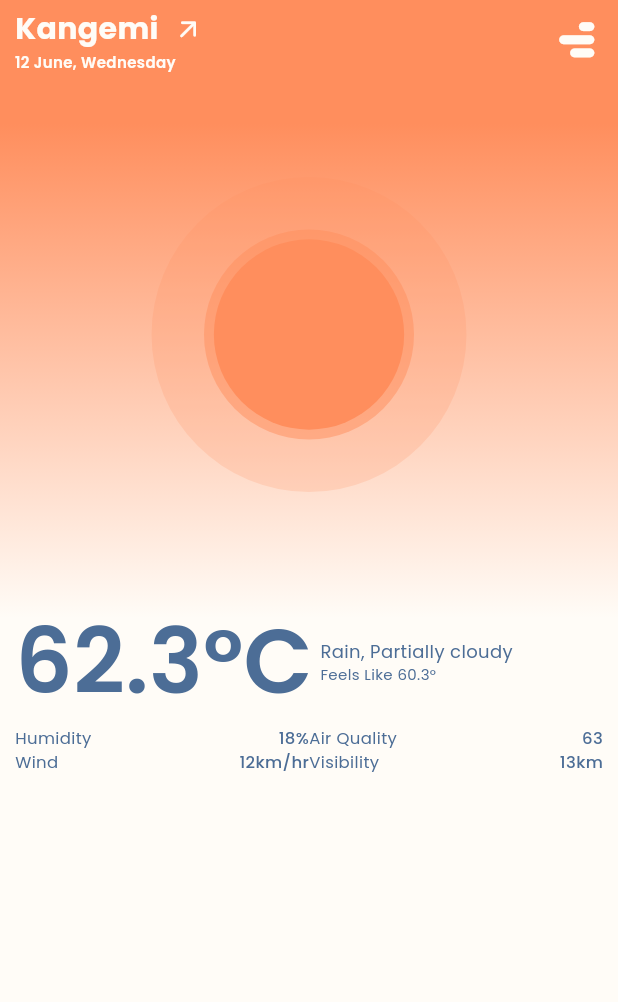
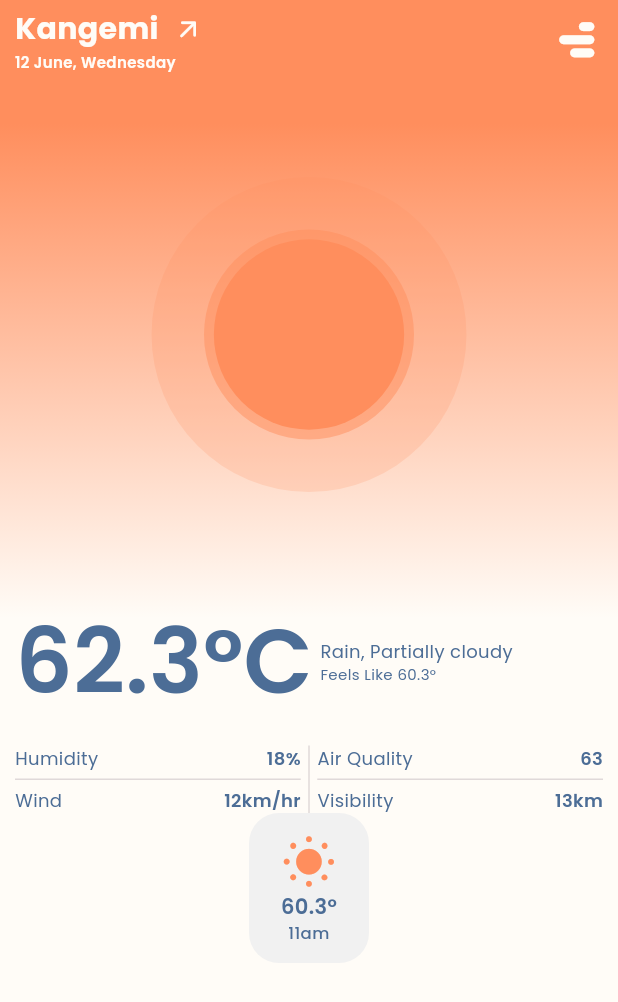
Before and after one commit to captainEdins/njeve, a Flutter app: the HomePage screen opened directly, on a phone screen of 412 x 824 dp. Shown: the top 1002 px of the screen. Run offline on Flutter 3.47's test engine with Material 3 defaults, Android fonts, the light colour scheme and no system bars; our stand-ins replace geolocator, lottie, permission_handler, shared_preferences, smooth_page_indicator; accounts and stored records are empty.

Commit message:
made some adjustment

```diff
--- a/lib/pages/homePage.dart
+++ b/lib/pages/homePage.dart
@@ -37,7 +37,9 @@ class _HomePageState extends State<HomePage> {
                   children: [
                     iconLottie(),
                     feelsLikeTemp(),
-                    otherReads()
+                    const SizedBox(height: 13,),
+                    otherReads(),
+                    listHourReadings()
                   ],
                 ),
               ),
@@ -166,15 +168,15 @@ class _HomePageState extends State<HomePage> {
           style: const TextStyle(
               fontWeight: FontWeight.w400,
               color: ColorList.textColor,
-              fontSize: 11),
+              fontSize: 12),
         ),
         Text(
           value,
           textAlign: TextAlign.center,
           style: const TextStyle(
-              fontWeight: FontWeight.w500,
+              fontWeight: FontWeight.w600,
               color: ColorList.textColor,
-              fontSize: 11),
+              fontSize: 12),
         )
       ],
     );
@@ -183,24 +185,91 @@ class _HomePageState extends State<HomePage> {
   Widget otherReads(){
     return Padding(
       padding: const EdgeInsets.only(left: 10,right: 10),
+      child: IntrinsicHeight(
         child: Row(
           children: [
             Expanded(
+              child: IntrinsicWidth(
                 child: Column(
                   children: [
                     textItems(key: 'Humidity', value: '18%'),
+                    const SizedBox(height: 5,),
+                    Container(height: 1, color: ColorList.cardTestColor),
+                    const SizedBox(height: 5,),
                     textItems(key: 'Wind', value: '12km/hr'),
                   ],
                 ),
               ),
-
+            ),
+            const SizedBox(width: 5,),
+            Container(width: 1, color: ColorList.cardTestColor),
+            const SizedBox(width: 5,),
             Expanded(
+              child: IntrinsicWidth(
                 child: Column(
                   children: [
                     textItems(key: 'Air Quality', value: '63'),
+                    const SizedBox(height: 5,),
+                    Container(height: 1, color: ColorList.cardTestColor),
+                    const SizedBox(height: 5,),
                     textItems(key: 'Visibility', value: '13km'),
                   ],
                 ),
+              ),
+            ),
+          ],
+        ),
+      ),
+    );
+  }
+
+
+  //sun_min_fill -- sun
+  //cloud_sun_fill -- sun and clouds
+  //cloud_sun_rain_fill -- sun and rain
+  //cloud_moon_rain_fill -- moon and rain
+  //cloud_moon_fill -- moon and clouds
+  //cloud_fill -- clouds
+
+  Widget listHourReadings(){
+    return Column(
+      children: [
+        hourReadings()
+      ],
+    );
+  }
+
+  Widget hourReadings(){
+    return Container(
+      width: 80,
+      height: 100,
+      decoration: BoxDecoration(
+        color: ColorList.cardColor,
+        borderRadius: BorderRadius.circular(20),
+      ),
+      child: const Column(
+        mainAxisAlignment: MainAxisAlignment.center,
+        children: [
+          Icon(
+            CupertinoIcons.sun_min_fill,
+            color: ColorList.sunColor,
+            size: 40,
+          ),
+          Text(
+            "60.3°",
+            textAlign: TextAlign.center,
+            style: TextStyle(
+                fontWeight: FontWeight.w600,
+                color: ColorList.textColor,
+                fontSize: 14),
+          ),
+          Text(
+            "11am",
+            textAlign: TextAlign.center,
+            style: TextStyle(
+                fontWeight: FontWeight.w500,
+                color: ColorList.textColor,
+                fontSize: 11),
           ),
         ],
       ),
--- a/lib/resources/color.dart
+++ b/lib/resources/color.dart
@@ -17,6 +17,7 @@ class ColorList {
   static const Color cloudColor =  Color(0xFF358CF2);
 
   static const Color cardColor =  Color(0xFFF1F1F1);
+  static const Color cardTestColor =  Color(0xFFE0D9D9);
   static const Color backgroundColor =  Color(0xFFFFFCF7);
 
 
```
Lines whose indentation alone changed are shown as unchanged.
